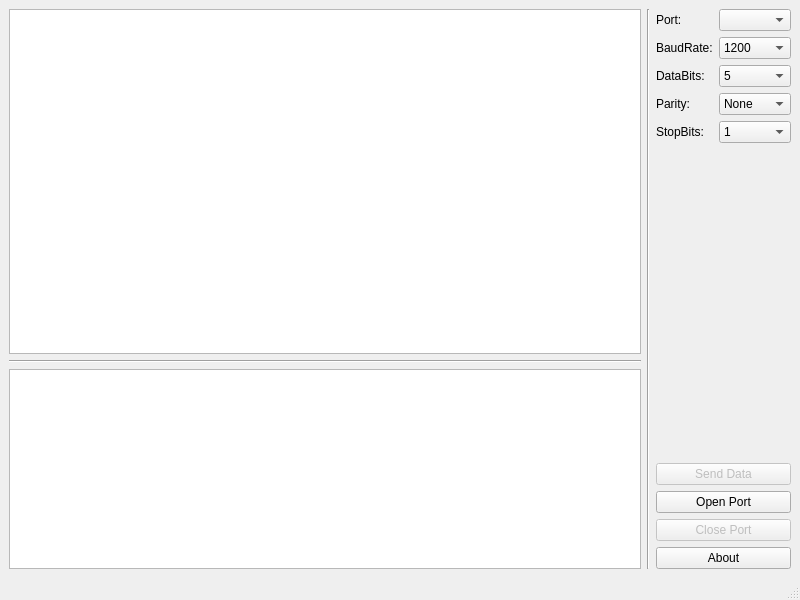
The window that mainwindow.ui (veidongray/SerialTool) describes before a commit, drawn with Qt 5.
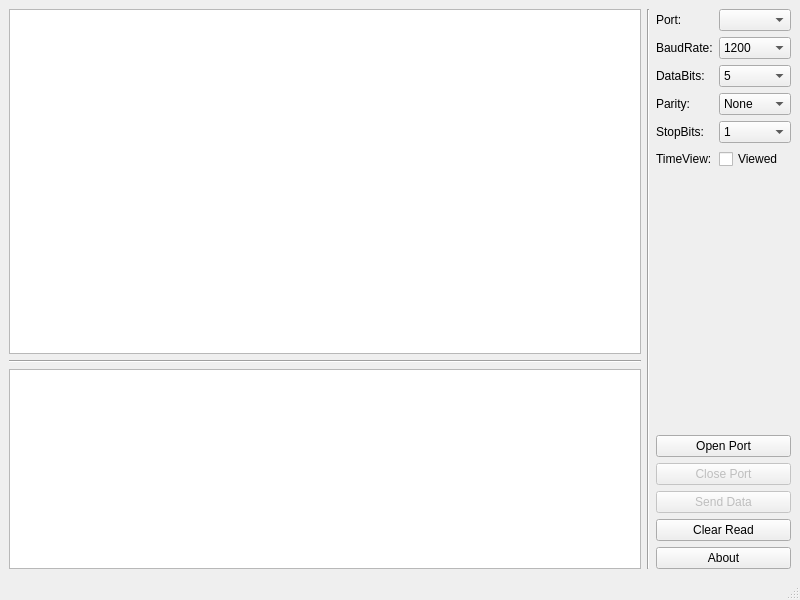
The same window after the commit.

Commit message: On branch master  Changes to be committed: 	modified:   CMakeLists.txt 	modified:   CMakeLists.txt.user 	modified:   mainwindow.cpp 	modified:   mainwindow.h 	modified:   mainwindow.ui  1、添加时间显示  2、优化串口读取

The edit to the form file:
```diff
--- a/mainwindow.ui
+++ b/mainwindow.ui
@@ -216,6 +216,20 @@
           </item>
          </widget>
         </item>
+        <item row="5" column="0">
+         <widget class="QLabel" name="labelTimeView">
+          <property name="text">
+           <string>TimeView:</string>
+          </property>
+         </widget>
+        </item>
+        <item row="5" column="1">
+         <widget class="QCheckBox" name="checkBoxTimeView">
+          <property name="text">
+           <string>Viewed</string>
+          </property>
+         </widget>
+        </item>
        </layout>
       </item>
       <item>
@@ -231,16 +245,6 @@
         </property>
        </spacer>
       </item>
-      <item>
-       <widget class="QPushButton" name="pushButtonSendData">
-        <property name="enabled">
-         <bool>false</bool>
-        </property>
-        <property name="text">
-         <string>Send Data</string>
-        </property>
-       </widget>
-      </item>
       <item>
        <widget class="QPushButton" name="pushButtonOpenPort">
         <property name="text">
@@ -258,6 +262,23 @@
         </property>
        </widget>
       </item>
+      <item>
+       <widget class="QPushButton" name="pushButtonSendData">
+        <property name="enabled">
+         <bool>false</bool>
+        </property>
+        <property name="text">
+         <string>Send Data</string>
+        </property>
+       </widget>
+      </item>
+      <item>
+       <widget class="QPushButton" name="pushButton">
+        <property name="text">
+         <string>Clear Read</string>
+        </property>
+       </widget>
+      </item>
       <item>
        <widget class="QPushButton" name="pushButtonAbout">
         <property name="text">
```
Left out of the diff: 6 changed lines with no effect on the pictures. The commit also changes 4 other files.
